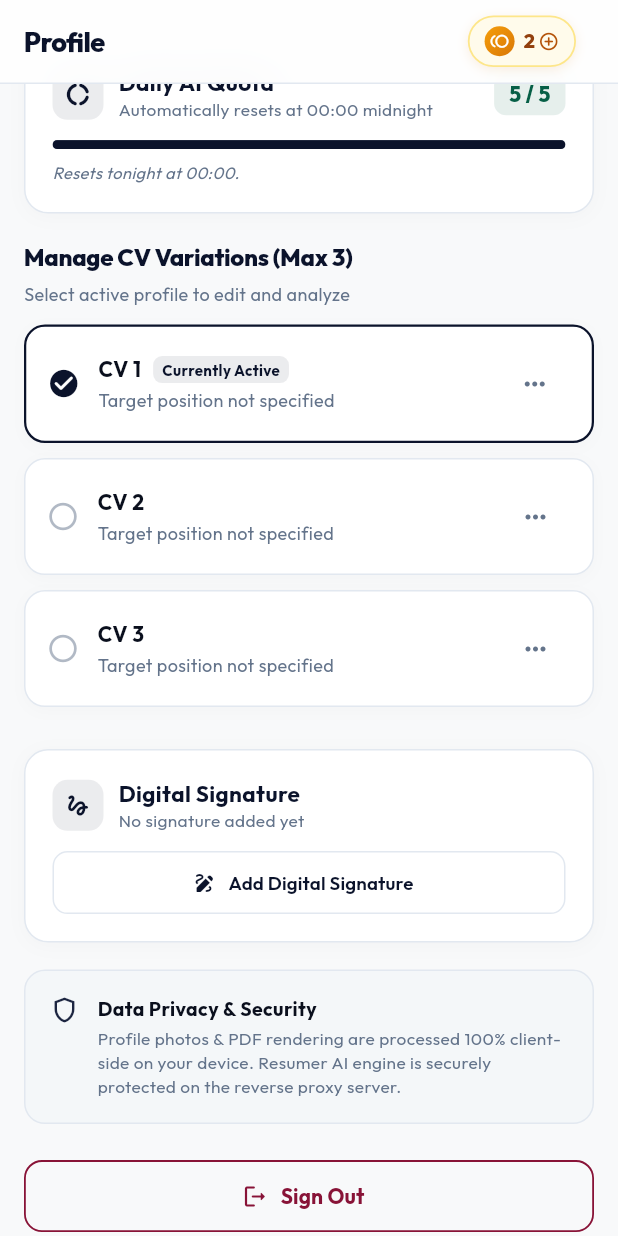
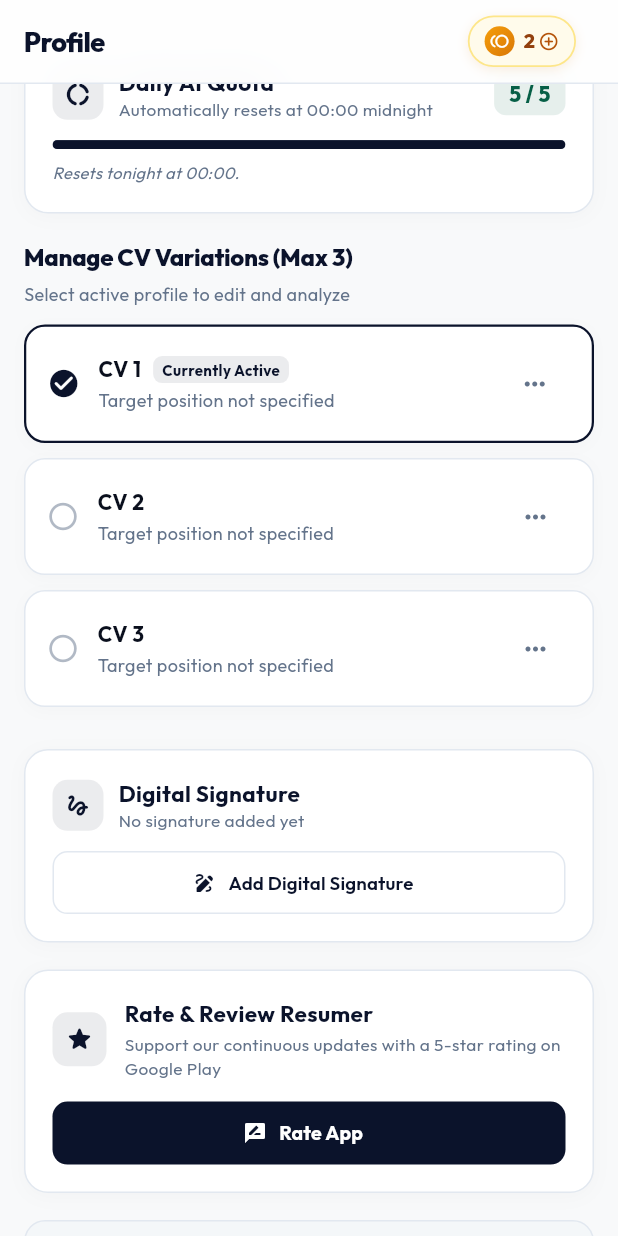
Before and after one commit to deniadamsf/resumer, a Flutter app: the ProfileScreen screen opened directly, scrolled down 576 dp, on a phone screen of 412 x 824 dp. Run offline on Flutter 3.47's test engine with Material 3 defaults, Android fonts, the phone set to English and light mode, and no system bars; our stand-ins replace file_picker, flutter_native_splash, google_fonts, google_mobile_ads, google_sign_in, image_picker and 6 more; missing offline and left inert: syncfusion_flutter_pdf; accounts and stored records are empty; network calls fail.

Commit message:
feat: integrate Google Play in-app review, upgrade dependencies, and bump v1.0.14+15

```diff
--- a/mobile/assets/lang/en_US.json
+++ b/mobile/assets/lang/en_US.json
@@ -536,5 +536,11 @@
     "lang_en_sub": "Global Corporate Standard",
     "lang_id_active": "ID Active",
     "lang_en_active": "EN Active"
+  },
+  "review": {
+    "profile_card_title": "Rate & Review Resumer",
+    "profile_card_desc": "Support our continuous updates with a 5-star rating on Google Play",
+    "profile_card_action": "Rate App",
+    "badge_label": "Google Play"
   }
 }
--- a/mobile/assets/lang/id_ID.json
+++ b/mobile/assets/lang/id_ID.json
@@ -536,5 +536,11 @@
     "lang_en_sub": "Standar Korporat Global",
     "lang_id_active": "ID Aktif",
     "lang_en_active": "EN Aktif"
+  },
+  "review": {
+    "profile_card_title": "Beri Nilai & Ulasan Resumer",
+    "profile_card_desc": "Bantu dukung kami dengan rating bintang 5 di Google Play Store",
+    "profile_card_action": "Beri Rating",
+    "badge_label": "Google Play"
   }
 }
--- a/mobile/lib/features/cover_letter/screens/cover_letter_screen.dart
+++ b/mobile/lib/features/cover_letter/screens/cover_letter_screen.dart
@@ -6,6 +6,7 @@ import '../../../core/constants/colors.dart';
 import '../../../core/localization/app_localizations.dart';
 import '../../../core/services/ad_service.dart';
 import '../../../core/services/api_service.dart';
+import '../../../core/services/review_service.dart';
 import '../../../core/services/signature_service.dart';
 import '../../../core/widgets/frosted_app_bar.dart';
 import '../../cv_editor/services/cv_profile_manager.dart';
@@ -174,6 +175,11 @@ class _CoverLetterScreenState extends State<CoverLetterScreen> {
         content: Text('cover_letter.copied'.tr),
         backgroundColor: AppColors.forestPine,
       ),
+    );
+
+    // Momen kepuasan: Berhasil salin surat lamaran AI
+    ReviewService.instance.recordSuccessfulAction(
+      actionType: 'cover_letter_copied',
     );
   }
 
--- a/mobile/lib/features/profile/screens/profile_screen.dart
+++ b/mobile/lib/features/profile/screens/profile_screen.dart
@@ -8,6 +8,7 @@ import '../../../core/services/api_service.dart';
 import '../../../core/services/auth_service.dart';
 import '../../../core/services/coin_service.dart';
 import '../../../core/services/quota_service.dart';
+import '../../../core/services/review_service.dart';
 import '../../../core/services/signature_service.dart';
 import '../../../core/widgets/coin_badge.dart';
 import '../../../core/widgets/coin_topup_sheet.dart';
@@ -442,6 +443,10 @@ class _ProfileScreenState extends State<ProfileScreen> {
             _buildSignatureCard(),
             const SizedBox(height: 18),
 
+            // 5b. Rate & Review Resumer Card
+            _buildReviewCard(),
+            const SizedBox(height: 18),
+
             // 6. Data Privacy & Architecture Card
             _buildPrivacyCard(),
             const SizedBox(height: 24),
@@ -453,7 +458,7 @@ class _ProfileScreenState extends State<ProfileScreen> {
             // App Version Info
             Center(
               child: Text(
-                'Resumer v1.0.0 • AI ATS Engine 2026',
+                'Resumer v1.0.14 • AI ATS Engine 2026',
                 style: GoogleFonts.outfit(
                   fontSize: 11,
                   color: AppColors.textSecondary.withValues(alpha: 0.6),
@@ -1318,6 +1323,99 @@ class _ProfileScreenState extends State<ProfileScreen> {
     );
   }
 
+  Widget _buildReviewCard() {
+    return Container(
+      padding: const EdgeInsets.all(18),
+      decoration: BoxDecoration(
+        color: AppColors.cardSurface,
+        borderRadius: BorderRadius.circular(16),
+        border: Border.all(color: AppColors.borderHairline, width: 1),
+        boxShadow: const [
+          BoxShadow(
+            color: Color(0x06000000),
+            blurRadius: 10,
+            offset: Offset(0, 2),
+          ),
+        ],
+      ),
+      child: Column(
+        crossAxisAlignment: CrossAxisAlignment.start,
+        children: [
+          Row(
+            children: [
+              Container(
+                padding: const EdgeInsets.all(8),
+                decoration: BoxDecoration(
+                  color: AppColors.midnightNavy.withValues(alpha: 0.08),
+                  borderRadius: BorderRadius.circular(10),
+                ),
+                child: const Icon(
+                  Icons.star_rounded,
+                  size: 20,
+                  color: AppColors.midnightNavy,
+                ),
+              ),
+              const SizedBox(width: 12),
+              Expanded(
+                child: Column(
+                  crossAxisAlignment: CrossAxisAlignment.start,
+                  children: [
+                    Text(
+                      'review.profile_card_title'.tr,
+                      style: GoogleFonts.outfit(
+                        fontSize: 15,
+                        fontWeight: FontWeight.w700,
+                        color: AppColors.midnightNavy,
+                      ),
+                    ),
+                    const SizedBox(height: 2),
+                    Text(
+                      'review.profile_card_desc'.tr,
+                      style: GoogleFonts.outfit(
+                        fontSize: 11.5,
+                        color: AppColors.textSecondary,
+                        height: 1.35,
+                      ),
+                    ),
+                  ],
+                ),
+              ),
+            ],
+          ),
+          const SizedBox(height: 14),
+          SizedBox(
+            width: double.infinity,
+            height: 42,
+            child: ElevatedButton.icon(
+              style: ElevatedButton.styleFrom(
+                backgroundColor: AppColors.midnightNavy,
+                elevation: 0,
+                shape: RoundedRectangleBorder(borderRadius: BorderRadius.circular(10)),
+              ),
+              onPressed: () async {
+                HapticFeedback.lightImpact();
+                await ReviewService.instance.openStoreListing();
+              },
+              icon: const Icon(
+                Icons.rate_review_rounded,
+                size: 16,
+                color: Colors.white,
+              ),
+              label: Text(
+                'review.profile_card_action'.tr,
+                style: GoogleFonts.outfit(
+                  fontSize: 13,
+                  fontWeight: FontWeight.w700,
+                  color: Colors.white,
+                ),
+              ),
+            ),
+          ),
+        ],
+      ),
+    );
+  }
+
   Widget _buildPrivacyCard() {
     return Container(
       padding: const EdgeInsets.all(16),
--- a/mobile/lib/main.dart
+++ b/mobile/lib/main.dart
@@ -9,6 +9,7 @@ import 'core/services/ad_service.dart';
 import 'core/services/api_service.dart';
 import 'core/services/coin_service.dart';
 import 'core/services/iap_service.dart';
+import 'core/services/review_service.dart';
 import 'core/services/signature_service.dart';
 import 'core/widgets/responsive_wrapper.dart';
 import 'features/splash/screens/splash_screen.dart';
@@ -50,6 +51,10 @@ void main() async {
     debugPrint('11. Initializing IapService (Google Play Billing)...');
     await IapService.instance.init();
     debugPrint('12. IapService initialized.');
+
+    debugPrint('13. Initializing ReviewService (Google Play In-App Review)...');
+    await ReviewService.instance.init();
+    debugPrint('14. ReviewService initialized.');
   } catch (e, stack) {
     debugPrint('ERROR during main initialization: $e\n$stack');
   }
```
Also changed, not shown: mobile/lib/core/services/document_text_extractor_service.dart (+3 -18 lines), mobile/lib/core/services/review_service.dart (added, +125 -0 lines), mobile/lib/features/ats_checker/screens/ats_checker_screen.dart (+15 -0 lines), mobile/lib/features/pdf_engine/pdf_preview_screen.dart (+16 -3 lines), mobile/pubspec.yaml (+4 -3 lines), mobile/pubspec.lock.
